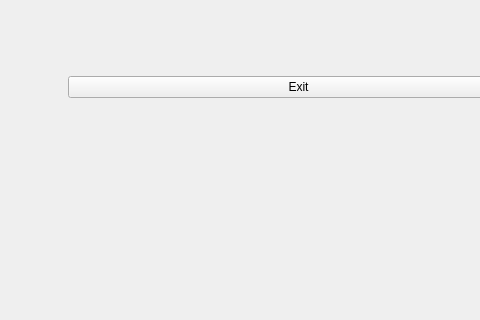
First picture: the form in main_gui.ui, repository Queky/android-package-uninstaller, before the edit; both pictures show x 122 to 602 and y 280 to 600 of the 823 by 600 pixel window.
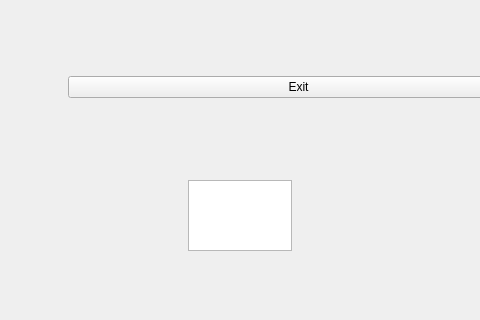
Second picture: the form after the edit.

```diff
--- a/main_gui.ui
+++ b/main_gui.ui
@@ -47,6 +47,16 @@
      </item>
     </layout>
    </widget>
+   <widget class="QTextEdit" name="con_output">
+    <property name="geometry">
+     <rect>
+      <x>310</x>
+      <y>460</y>
+      <width>104</width>
+      <height>71</height>
+     </rect>
+    </property>
+   </widget>
   </widget>
   <widget class="QMenuBar" name="menubar">
    <property name="geometry">
```
